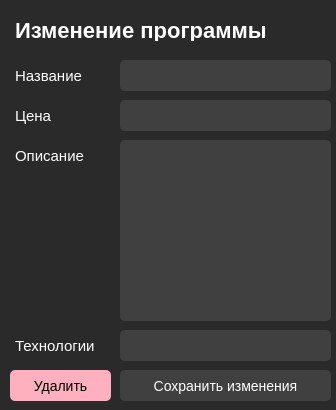
The window that about_my_app/about_my_app.ui (b0shka/selling_apps) describes before a commit, drawn with Qt 5.
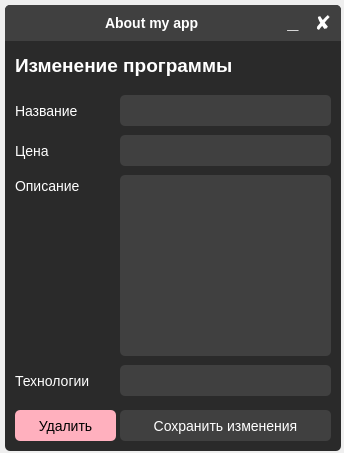
The same window after the commit.

Patch:
```diff
--- a/about_my_app/about_my_app.ui
+++ b/about_my_app/about_my_app.ui
@@ -6,8 +6,8 @@
    <rect>
     <x>0</x>
     <y>0</y>
-    <width>336</width>
-    <height>410</height>
+    <width>344</width>
+    <height>453</height>
    </rect>
   </property>
   <property name="minimumSize">
@@ -18,23 +18,197 @@
   </property>
   <property name="maximumSize">
    <size>
-    <width>336</width>
-    <height>410</height>
+    <width>45345</width>
+    <height>5435435</height>
    </size>
   </property>
   <property name="windowTitle">
    <string>About my app</string>
   </property>
   <property name="styleSheet">
-   <string notr="true">background-color: #2a2a2a;
+   <string notr="true"/>
+  </property>
+  <widget class="QFrame" name="frame">
+   <property name="geometry">
+    <rect>
+     <x>5</x>
+     <y>5</y>
+     <width>336</width>
+     <height>446</height>
+    </rect>
+   </property>
+   <property name="minimumSize">
+    <size>
+     <width>336</width>
+     <height>446</height>
+    </size>
+   </property>
+   <property name="maximumSize">
+    <size>
+     <width>336</width>
+     <height>446</height>
+    </size>
+   </property>
+   <property name="styleSheet">
+    <string notr="true">border: none;
+border-radius: 5px;
+background-color: #2a2a2a;
+color: white;</string>
+   </property>
+   <property name="frameShape">
+    <enum>QFrame::StyledPanel</enum>
+   </property>
+   <property name="frameShadow">
+    <enum>QFrame::Raised</enum>
+   </property>
+   <widget class="QLabel" name="label_5">
+    <property name="geometry">
+     <rect>
+      <x>10</x>
+      <y>365</y>
+      <width>96</width>
+      <height>21</height>
+     </rect>
+    </property>
+    <property name="styleSheet">
+     <string notr="true">font-size: 14px;</string>
+    </property>
+    <property name="text">
+     <string>Технологии</string>
+    </property>
+   </widget>
+   <widget class="QLabel" name="label_2">
+    <property name="geometry">
+     <rect>
+      <x>10</x>
+      <y>50</y>
+      <width>256</width>
+      <height>21</height>
+     </rect>
+    </property>
+    <property name="font">
+     <font>
+      <pointsize>-1</pointsize>
+      <weight>75</weight>
+      <bold>true</bold>
+     </font>
+    </property>
+    <property name="styleSheet">
+     <string notr="true">font-size: 19px;</string>
+    </property>
+    <property name="text">
+     <string>Изменение программы</string>
+    </property>
+   </widget>
+   <widget class="QLineEdit" name="lineEdit_3">
+    <property name="geometry">
+     <rect>
+      <x>115</x>
+      <y>360</y>
+      <width>211</width>
+      <height>31</height>
+     </rect>
+    </property>
+    <property name="styleSheet">
+     <string notr="true">padding: 2px;
+font-size: 14px;
+height: 28px;
 color: white;
-</string>
-  </property>
+background-color: #404040;
+border-radius: 5px;</string>
+    </property>
+   </widget>
+   <widget class="QLabel" name="label">
+    <property name="geometry">
+     <rect>
+      <x>10</x>
+      <y>95</y>
+      <width>96</width>
+      <height>21</height>
+     </rect>
+    </property>
+    <property name="styleSheet">
+     <string notr="true">font-size: 14px;</string>
+    </property>
+    <property name="text">
+     <string>Название</string>
+    </property>
+   </widget>
+   <widget class="QLabel" name="label_4">
+    <property name="geometry">
+     <rect>
+      <x>10</x>
+      <y>170</y>
+      <width>96</width>
+      <height>21</height>
+     </rect>
+    </property>
+    <property name="styleSheet">
+     <string notr="true">font-size: 14px;</string>
+    </property>
+    <property name="text">
+     <string>Описание</string>
+    </property>
+   </widget>
+   <widget class="QLineEdit" name="lineEdit">
+    <property name="geometry">
+     <rect>
+      <x>115</x>
+      <y>90</y>
+      <width>211</width>
+      <height>31</height>
+     </rect>
+    </property>
+    <property name="styleSheet">
+     <string notr="true">padding: 2px;
+font-size: 14px;
+height: 28px;
+color: white;
+background-color: #404040;
+border-radius: 5px;</string>
+    </property>
+   </widget>
+   <widget class="QTextEdit" name="textEdit">
+    <property name="geometry">
+     <rect>
+      <x>115</x>
+      <y>170</y>
+      <width>211</width>
+      <height>181</height>
+     </rect>
+    </property>
+    <property name="styleSheet">
+     <string notr="true">padding: 2px;
+font-size: 14px;
+height: 28px;
+color: white;
+background-color: #404040;
+border-radius: 5px;</string>
+    </property>
+   </widget>
+   <widget class="QLineEdit" name="lineEdit_2">
+    <property name="geometry">
+     <rect>
+      <x>115</x>
+      <y>130</y>
+      <width>211</width>
+      <height>31</height>
+     </rect>
+    </property>
+    <property name="styleSheet">
+     <string notr="true">padding: 2px;
+font-size: 14px;
+height: 28px;
+color: white;
+background-color: #404040;
+border-radius: 5px;</string>
+    </property>
+   </widget>
   <widget class="QPushButton" name="pushButton_2">
    <property name="geometry">
     <rect>
-     <x>120</x>
-     <y>370</y>
+      <x>115</x>
+      <y>405</y>
      <width>211</width>
      <height>31</height>
     </rect>
@@ -56,136 +230,27 @@
     <string>Сохранить изменения</string>
    </property>
   </widget>
-  <widget class="QLabel" name="label">
-   <property name="geometry">
-    <rect>
-     <x>15</x>
-     <y>65</y>
-     <width>96</width>
-     <height>21</height>
-    </rect>
-   </property>
-   <property name="styleSheet">
-    <string notr="true">font-size: 15px;</string>
-   </property>
-   <property name="text">
-    <string>Название</string>
-   </property>
-  </widget>
-  <widget class="QLineEdit" name="lineEdit">
-   <property name="geometry">
-    <rect>
-     <x>120</x>
-     <y>60</y>
-     <width>211</width>
-     <height>31</height>
-    </rect>
-   </property>
-   <property name="styleSheet">
-    <string notr="true">padding: 2px;
-font-size: 14px;
-height: 28px;
-color: white;
-background-color: #404040;
-border-radius: 5px;</string>
-   </property>
-  </widget>
-  <widget class="QLabel" name="label_2">
-   <property name="geometry">
-    <rect>
-     <x>15</x>
-     <y>20</y>
-     <width>296</width>
-     <height>21</height>
-    </rect>
-   </property>
-   <property name="font">
-    <font>
-     <pointsize>-1</pointsize>
-     <weight>75</weight>
-     <bold>true</bold>
-    </font>
-   </property>
-   <property name="styleSheet">
-    <string notr="true">font-size: 22px;</string>
-   </property>
-   <property name="text">
-    <string>Изменение программы</string>
-   </property>
-  </widget>
-  <widget class="QLineEdit" name="lineEdit_2">
-   <property name="geometry">
-    <rect>
-     <x>120</x>
-     <y>100</y>
-     <width>211</width>
-     <height>31</height>
-    </rect>
-   </property>
-   <property name="styleSheet">
-    <string notr="true">padding: 2px;
-font-size: 14px;
-height: 28px;
-color: white;
-background-color: #404040;
-border-radius: 5px;</string>
-   </property>
-  </widget>
   <widget class="QLabel" name="label_3">
    <property name="geometry">
     <rect>
-     <x>15</x>
-     <y>105</y>
+      <x>10</x>
+      <y>135</y>
      <width>61</width>
      <height>21</height>
     </rect>
    </property>
    <property name="styleSheet">
-    <string notr="true">font-size: 15px;</string>
+     <string notr="true">font-size: 14px;</string>
    </property>
    <property name="text">
     <string>Цена</string>
    </property>
   </widget>
-  <widget class="QLabel" name="label_4">
-   <property name="geometry">
-    <rect>
-     <x>15</x>
-     <y>145</y>
-     <width>96</width>
-     <height>21</height>
-    </rect>
-   </property>
-   <property name="styleSheet">
-    <string notr="true">font-size: 15px;</string>
-   </property>
-   <property name="text">
-    <string>Описание</string>
-   </property>
-  </widget>
-  <widget class="QTextEdit" name="textEdit">
-   <property name="geometry">
-    <rect>
-     <x>120</x>
-     <y>140</y>
-     <width>211</width>
-     <height>181</height>
-    </rect>
-   </property>
-   <property name="styleSheet">
-    <string notr="true">padding: 2px;
-font-size: 14px;
-height: 28px;
-color: white;
-background-color: #404040;
-border-radius: 5px;</string>
-   </property>
-  </widget>
   <widget class="QPushButton" name="pushButton">
    <property name="geometry">
     <rect>
      <x>10</x>
-     <y>370</y>
+      <y>405</y>
      <width>101</width>
      <height>31</height>
     </rect>
@@ -202,39 +267,118 @@
     <string>Удалить</string>
    </property>
   </widget>
-  <widget class="QLineEdit" name="lineEdit_3">
+   <widget class="QFrame" name="frame_3">
    <property name="geometry">
     <rect>
-     <x>120</x>
-     <y>330</y>
-     <width>211</width>
-     <height>31</height>
+      <x>0</x>
+      <y>0</y>
+      <width>336</width>
+      <height>36</height>
     </rect>
    </property>
    <property name="styleSheet">
-    <string notr="true">padding: 2px;
-font-size: 14px;
-height: 28px;
-color: white;
-background-color: #404040;
-border-radius: 5px;</string>
-   </property>
-  </widget>
-  <widget class="QLabel" name="label_5">
+     <string notr="true">QFrame{
+	border-bottom-left-radius: 0px;
+	border-bottom-right-radius: 0px;
+	background-color: #404040;
+}</string>
+    </property>
+    <property name="frameShape">
+     <enum>QFrame::StyledPanel</enum>
+    </property>
+    <property name="frameShadow">
+     <enum>QFrame::Raised</enum>
+    </property>
+    <widget class="QPushButton" name="pushButton_8">
+     <property name="geometry">
+      <rect>
+       <x>305</x>
+       <y>5</y>
+       <width>26</width>
+       <height>26</height>
+      </rect>
+     </property>
+     <property name="font">
+      <font>
+       <pointsize>-1</pointsize>
+       <weight>75</weight>
+       <bold>true</bold>
+      </font>
+     </property>
+     <property name="styleSheet">
+      <string notr="true">QPushButton {
+	font-size: 20px;
+	height: 28px;
+	color: white;
+	background-color: #404040;
+	border-radius: 5px;
+}
+QPushButton::hover {
+	background-color: #ffb0be;
+	color: black;
+}</string>
+     </property>
+     <property name="text">
+      <string>✘</string>
+     </property>
+    </widget>
+    <widget class="QPushButton" name="pushButton_9">
    <property name="geometry">
     <rect>
-     <x>15</x>
-     <y>335</y>
-     <width>96</width>
-     <height>21</height>
-    </rect>
-   </property>
+       <x>275</x>
+       <y>5</y>
+       <width>26</width>
+       <height>26</height>
+      </rect>
+     </property>
+     <property name="font">
+      <font>
+       <pointsize>-1</pointsize>
+       <weight>75</weight>
+       <bold>true</bold>
+      </font>
+     </property>
    <property name="styleSheet">
-    <string notr="true">font-size: 15px;</string>
+      <string notr="true">QPushButton {
+	padding-bottom: 4px;
+	font-size: 20px;
+	color: white;
+	background-color: #404040;
+	border-radius: 5px;
+}
+QPushButton::hover {
+	background-color: #2a2a2a;
+}</string>
    </property>
    <property name="text">
-    <string>Технологии</string>
-   </property>
+      <string>_</string>
+     </property>
+    </widget>
+    <widget class="QLabel" name="label_8">
+     <property name="geometry">
+      <rect>
+       <x>100</x>
+       <y>10</y>
+       <width>111</width>
+       <height>16</height>
+      </rect>
+     </property>
+     <property name="font">
+      <font>
+       <pointsize>-1</pointsize>
+       <weight>75</weight>
+       <bold>true</bold>
+      </font>
+     </property>
+     <property name="styleSheet">
+      <string notr="true">font-size: 14px;
+color: white;</string>
+     </property>
+     <property name="text">
+      <string>About my app</string>
+     </property>
+    </widget>
+   </widget>
   </widget>
  </widget>
  <resources/>
```
Lines whose indentation alone changed are shown as unchanged.
